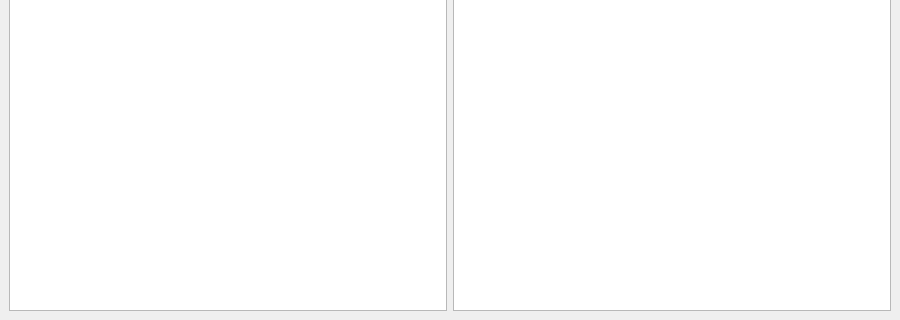
Qt form src/mainwindow.ui (antpiasecki/dull) before a commit; both pictures show x 0 to 900 and y 280 to 600 of the 900 by 600 pixel window.
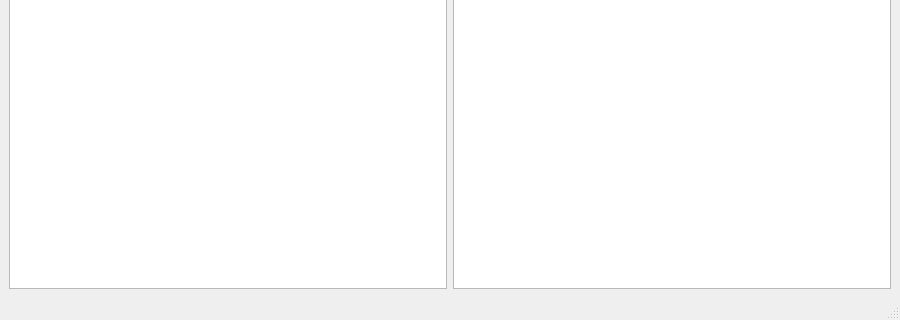
The same form after that commit. Icons and pictures are not drawn.

What changed in the file:
```diff
--- a/src/mainwindow.ui
+++ b/src/mainwindow.ui
@@ -40,6 +40,7 @@
     </item>
    </layout>
   </widget>
+  <widget class="QStatusBar" name="statusbar"/>
   <widget class="QMenuBar" name="menubar">
    <property name="geometry">
     <rect>
```
Left out of the diff: 9 changed lines with no effect on the pictures.
